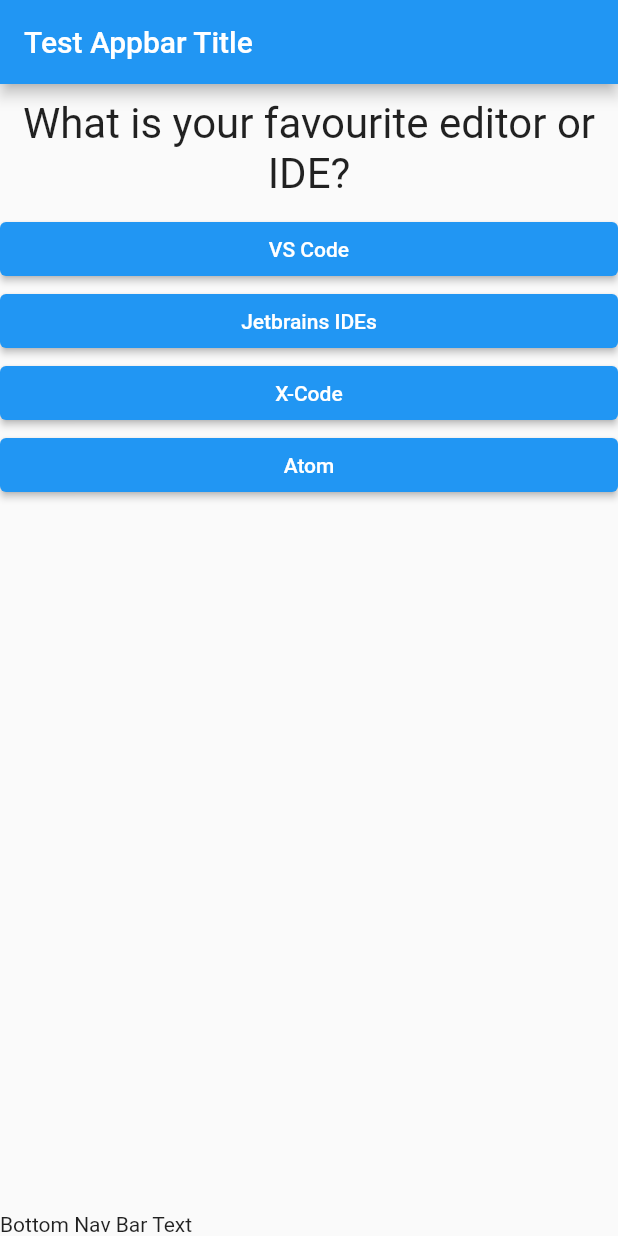
After one commit to abrarhayat/flutter_demo, a Flutter app: the screen it shows after launch, on a phone screen of 412 x 824 dp. The commit adds this screen. Run offline on Flutter 3.47's test engine with Material 2 defaults, Android fonts, the phone set to English and light mode, and no system bars.

Commit message:
Separated Quiz and Result sections into Widgets

```diff
--- a/lib/main.dart
+++ b/lib/main.dart
@@ -1,6 +1,6 @@
 import "package:flutter/material.dart";
-import "./question.dart";
-import "./answer.dart";
+import "./result.dart";
+import "./quiz.dart";
 
 // void main() {
 //   runApp(AbrarApp());
@@ -17,7 +17,7 @@ class DemoApp extends StatefulWidget {
 
 class _DemoAppState extends State {
   //State to be used in a Stateful Widget
-  static const questions = [
+  static const _questions = [
     {
       'questionText': 'What is your favourite editor or IDE?',
       'answers': [
@@ -53,7 +53,7 @@ class _DemoAppState extends State {
     setState(() {
       _questionIndex++;
     });
-    if (_questionIndex < questions.length) {
+    if (_questionIndex < _questions.length) {
       print("Answer Submitted!");
       return;
     }
@@ -70,27 +70,13 @@ class _DemoAppState extends State {
             "Test Appbar Title",
           ),
         ),
-        body: _questionIndex < questions.length
-            ? Column(
-                children: [
-                  Question(questions[_questionIndex]['questionText'] as String),
-                  ...(questions[_questionIndex]['answers'] as List<String>)
-                      .map((answerText) {
-                    return Answer(answerText, _submitAnswer);
-                  }).toList(),
-                ],
+        body: _questionIndex < _questions.length
+            ? Quiz(
+                questions: _questions,
+                questionIndex: _questionIndex,
+                submitAnswer: _submitAnswer,
               )
-            : Column(children: [
-                Container(
-                  width: double.infinity,
-                  margin: EdgeInsets.all(10),
-                  child: Text(
-                    "Thank you for your Feedback",
-                    style: TextStyle(fontSize: 28),
-                    textAlign: TextAlign.center,
-                  ),
-                )
-              ]),
+            : Result(),
         bottomNavigationBar: Text("Bottom Nav Bar Text"),
       ),
     );
--- /dev/null
+++ b/lib/quiz.dart
@@ -0,0 +1,27 @@
+import 'package:flutter/material.dart';
+import "./question.dart";
+import "./answer.dart";
+
+class Quiz extends StatelessWidget {
+  final List<Map<String, Object>> questions;
+  final int questionIndex;
+  final VoidCallback submitAnswer;
+
+  Quiz(
+      {required this.questions,
+      required this.questionIndex,
+      required this.submitAnswer});
+
+  @override
+  Widget build(BuildContext context) {
+    return Column(
+      children: [
+        Question(questions[questionIndex]['questionText'] as String),
+        ...(questions[questionIndex]['answers'] as List<String>)
+            .map((answerText) {
+          return Answer(answerText, submitAnswer);
+        }).toList(),
+      ],
+    );
+  }
+}
```
Also changed, not shown: lib/result.dart (added, +18 -0 lines).
